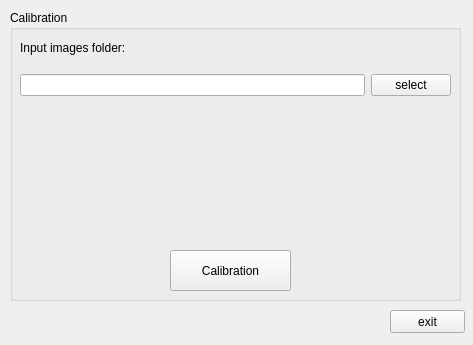
Before: the Qt Designer form src/formCalibrWindow/formcalibrwindow.ui in guanglun/GLMocap, drawn with Qt 5.
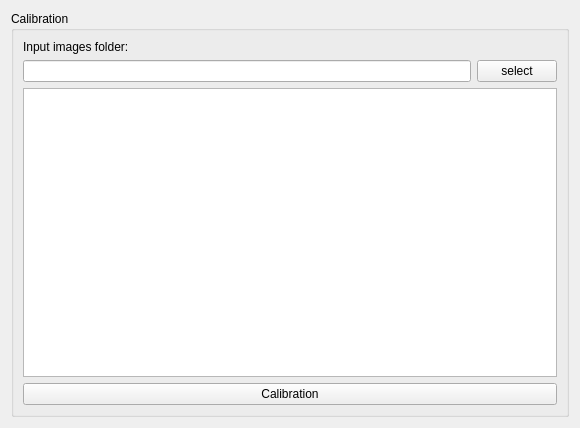
After: the same form once the commit is applied.

Diff of the .ui file:
```diff
--- a/src/formCalibrWindow/formcalibrwindow.ui
+++ b/src/formCalibrWindow/formcalibrwindow.ui
@@ -6,47 +6,30 @@
    <rect>
     <x>0</x>
     <y>0</y>
-    <width>473</width>
-    <height>345</height>
+    <width>580</width>
+    <height>428</height>
    </rect>
   </property>
   <property name="windowTitle">
    <string>Form</string>
   </property>
+  <layout class="QGridLayout" name="gridLayout_3">
+   <item row="0" column="0" rowspan="2" colspan="2">
+    <layout class="QGridLayout" name="gridLayout_2">
+     <item row="0" column="0">
   <widget class="QGroupBox" name="groupBox">
-   <property name="geometry">
-    <rect>
-     <x>10</x>
-     <y>10</y>
-     <width>451</width>
-     <height>291</height>
-    </rect>
-   </property>
    <property name="title">
     <string>Calibration</string>
    </property>
+       <layout class="QVBoxLayout" name="verticalLayout">
+        <item>
    <widget class="QLabel" name="label">
-    <property name="geometry">
-     <rect>
-      <x>10</x>
-      <y>30</y>
-      <width>181</width>
-      <height>16</height>
-     </rect>
-    </property>
     <property name="text">
      <string>Input images folder:</string>
     </property>
    </widget>
-   <widget class="QWidget" name="horizontalLayoutWidget">
-    <property name="geometry">
-     <rect>
-      <x>10</x>
-      <y>60</y>
-      <width>431</width>
-      <height>30</height>
-     </rect>
-    </property>
+        </item>
+        <item>
     <layout class="QHBoxLayout" name="horizontalLayout">
      <item>
       <widget class="QLineEdit" name="le_floder_path"/>
@@ -59,34 +42,27 @@
       </widget>
      </item>
     </layout>
-   </widget>
+        </item>
+        <item>
+         <layout class="QGridLayout" name="gridLayout">
+          <item row="0" column="0">
+           <widget class="QTextBrowser" name="tb_log"/>
+          </item>
+         </layout>
+        </item>
+        <item>
    <widget class="QPushButton" name="pb_calibration">
-    <property name="geometry">
-     <rect>
-      <x>160</x>
-      <y>240</y>
-      <width>121</width>
-      <height>41</height>
-     </rect>
-    </property>
     <property name="text">
      <string>Calibration</string>
     </property>
    </widget>
-  </widget>
-  <widget class="QPushButton" name="pb_exit">
-   <property name="geometry">
-    <rect>
-     <x>390</x>
-     <y>310</y>
-     <width>75</width>
-     <height>23</height>
-    </rect>
-   </property>
-   <property name="text">
-    <string>exit</string>
-   </property>
-  </widget>
+        </item>
+       </layout>
+      </widget>
+     </item>
+    </layout>
+   </item>
+  </layout>
  </widget>
  <resources/>
  <connections/>
```
Lines whose indentation alone changed are shown as unchanged.
